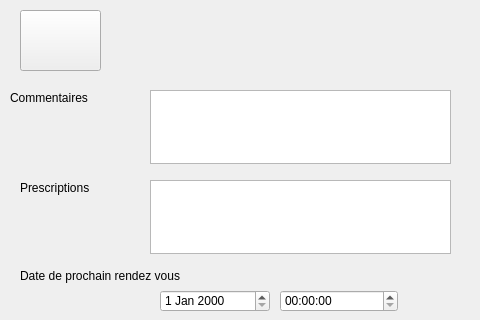
Before: the Qt Designer form formstate.ui in yassinourkia/EasyCab, drawn with Qt 5; both pictures show x 0 to 480 and y 0 to 320 of the 700 by 467 pixel window.
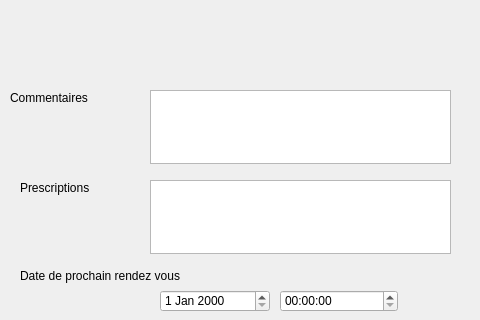
After: the same form once the commit is applied.

What changed in the file:
```diff
--- a/formstate.ui
+++ b/formstate.ui
@@ -140,6 +140,9 @@
      <height>61</height>
     </rect>
    </property>
+   <property name="styleSheet">
+    <string notr="true">border:0px;</string>
+   </property>
    <property name="text">
     <string/>
    </property>
```
Left out of the diff: 3 changed lines with no effect on the pictures.
